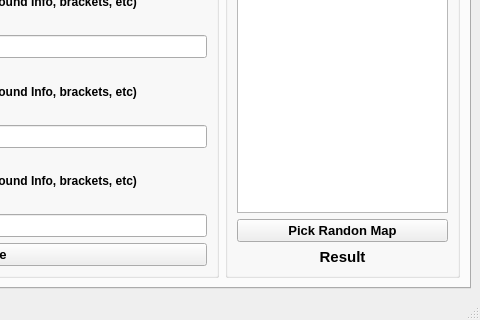
The window that elscontroller.ui (juliankim34/elstourneycontroller) describes before a commit, drawn with Qt 5; both pictures show x 270 to 750 and y 180 to 500 of the 750 by 500 pixel window.
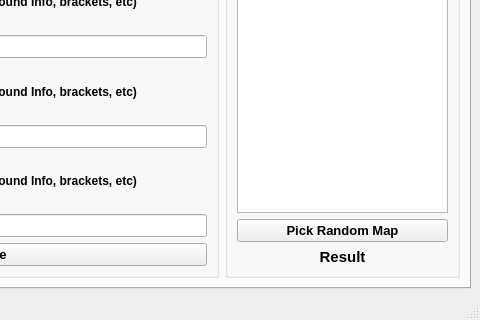
The same window after the commit.

```diff
--- a/elscontroller.ui
+++ b/elscontroller.ui
@@ -59,7 +59,7 @@
               </font>
              </property>
              <property name="text">
-              <string>Pick Randon Map</string>
+              <string>Pick Random Map</string>
              </property>
             </widget>
            </item>
```
